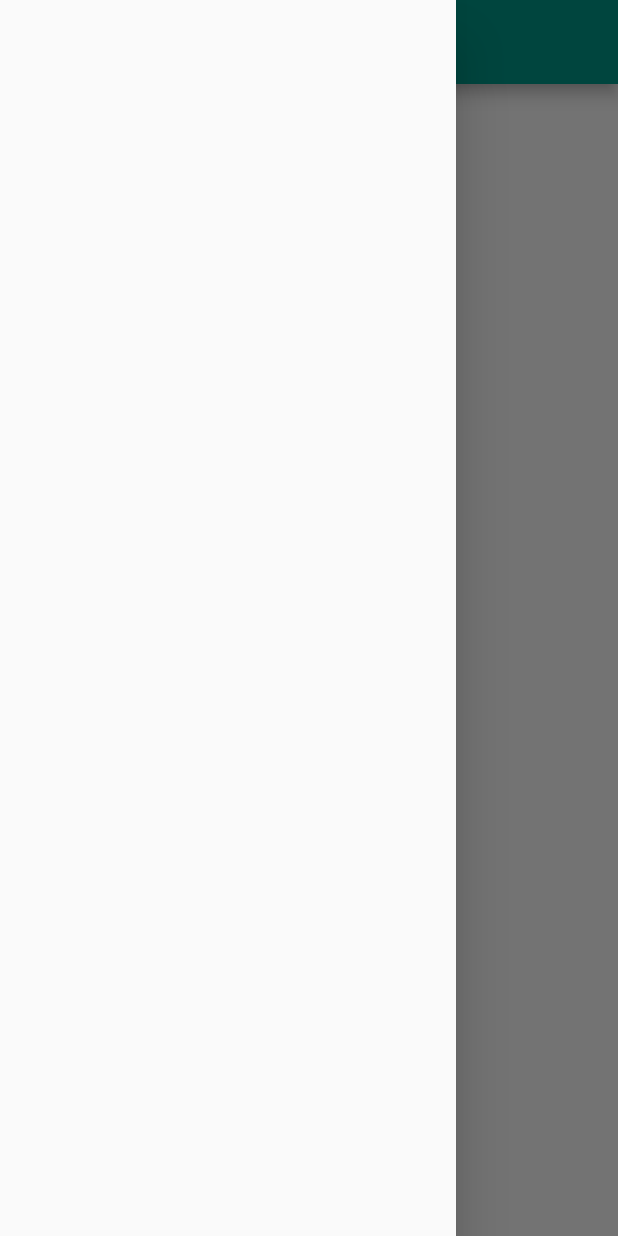
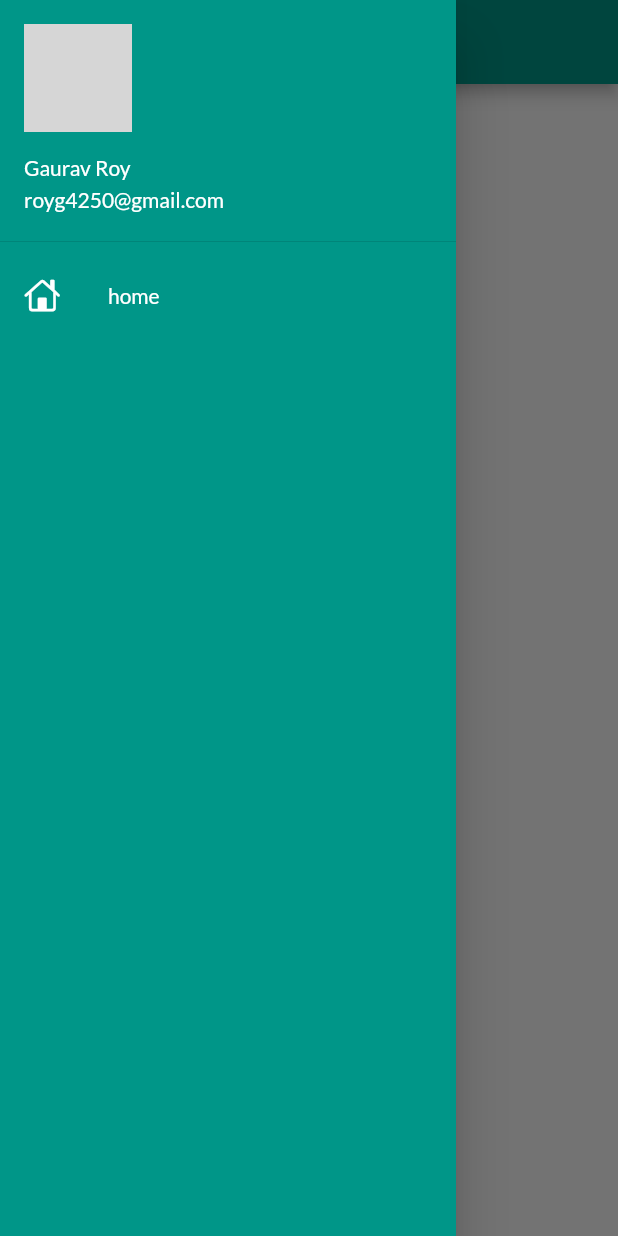
Before and after one commit to GauravRoy092/App-Dev, a Flutter app: the homepage screen opened by its route, with the side drawer open, on a phone screen of 412 x 824 dp. Run offline on Flutter 3.47's test engine with Material 2 defaults, Android fonts, the phone set to English and light mode, and no system bars; our stand-ins replace google_fonts, matcher; missing offline and left inert: dart:html; network calls fail; grey boxes are pictures that could not be loaded.

Commit message:
home work

```diff
--- a/unicorn/lib/main.dart
+++ b/unicorn/lib/main.dart
@@ -22,7 +22,7 @@ class unicorn extends StatelessWidget {
           fontFamily: GoogleFonts.lato().fontFamily),
       debugShowCheckedModeBanner: false,
       routes: {
-        "/": (context) => Login(),
+        "/": (context) => homepage(),
         MyRoutes.homeRoute: (context) => homepage(),
         MyRoutes.LoginRoute: (context) => Login()
       },
--- a/unicorn/lib/pages/home.dart
+++ b/unicorn/lib/pages/home.dart
@@ -1,5 +1,6 @@
 import 'package:flutter/material.dart';
 import 'package:unicorn/main.dart';
+import 'package:unicorn/widgets/drawer.dart';
 
 class homepage extends StatelessWidget {
   const homepage({super.key});
@@ -15,7 +16,7 @@ class homepage extends StatelessWidget {
           child: Container(
         child: Container(child: Text("welcome Our $uni Unicorns")),
       )),
-      drawer: Drawer(),
+      drawer: MyDrawer(),
     );
   }
 }
--- /dev/null
+++ b/unicorn/lib/widgets/drawer.dart
@@ -0,0 +1,48 @@
+import 'dart:ui';
+
+import 'package:flutter/cupertino.dart';
+import 'package:flutter/material.dart';
+import 'package:flutter/src/widgets/framework.dart';
+import 'package:flutter/src/widgets/container.dart';
+import 'package:matcher/matcher.dart';
+
+class MyDrawer extends StatelessWidget {
+  const MyDrawer({super.key});
+
+  @override
+  Widget build(BuildContext context) {
+    const imageUrl =
+        "https://cdn3.iconfinder.com/data/icons/letters-and-numbers-1/32/letter_G_red-1024.png";
+    return Drawer(
+      child: Container(
+        color: Colors.teal,
+        child: ListView(
+          padding: EdgeInsets.zero,
+          children: [
+            DrawerHeader(
+              padding: EdgeInsets.zero,
+              child: UserAccountsDrawerHeader(
+                margin: EdgeInsets.zero,
+                accountName: Text("Gaurav Roy"),
+                accountEmail: Text("royg4250@gmail.com"),
+                currentAccountPicture: CircleAvatar(
+                  backgroundImage: NetworkImage(imageUrl),
+                ),
+              ),
+            ),
+            ListTile(
+              leading: Icon(
+                CupertinoIcons.home,
+                color: Colors.white,
+              ),
+              title: Text(
+                "home",
+                style: TextStyle(color: Colors.white),
+              ),
+            )
+          ],
+        ),
+      ),
+    );
+  }
+}
```
